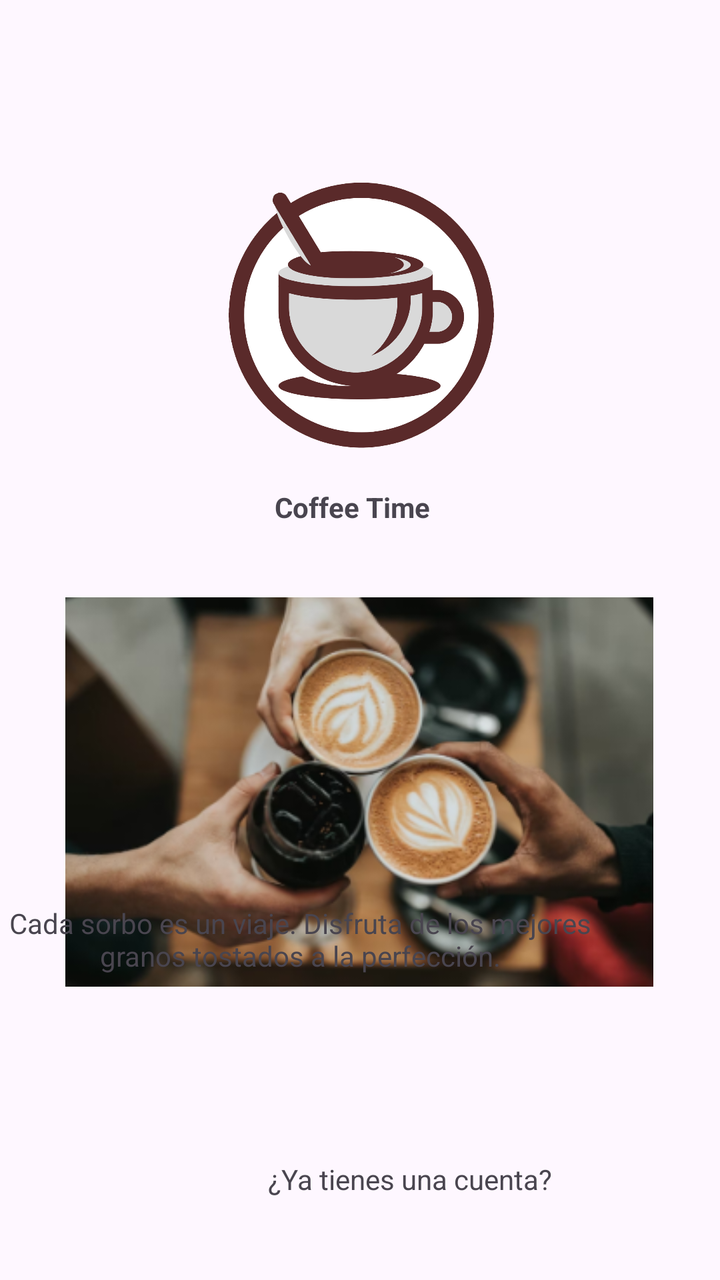
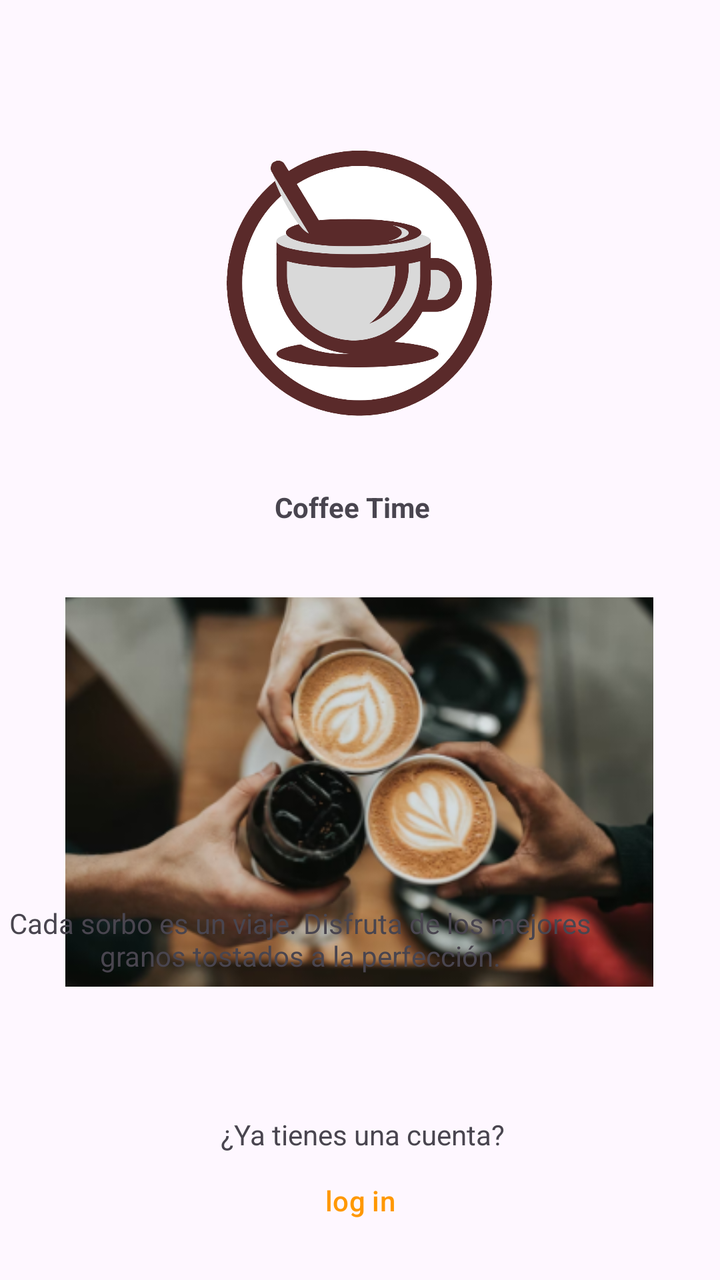

Before-and-after screenshots of an Android layout around one commit, followed by the original layout XML and the change that was made.
<!-- AndroidManifest.xml: application theme Theme.Cafeteria -->
<!-- res/layout/activity_main.xml -->
<?xml version="1.0" encoding="utf-8"?>
<androidx.constraintlayout.widget.ConstraintLayout xmlns:android="http://schemas.android.com/apk/res/android"
    xmlns:app="http://schemas.android.com/apk/res-auto"
    xmlns:tools="http://schemas.android.com/tools"
    android:id="@+id/main"
    android:layout_width="match_parent"
    android:layout_height="match_parent"
    tools:context=".MainActivity">


    <ImageView
        android:id="@+id/imageView"
        android:layout_width="266dp"
        android:layout_height="268dp"
        android:layout_marginStart="130dp"
        android:layout_marginTop="32dp"
        android:layout_marginEnd="131dp"
        android:src="@drawable/logo_coffe"
        app:layout_constraintEnd_toEndOf="parent"
        app:layout_constraintHorizontal_bias="0.495"
        app:layout_constraintStart_toStartOf="parent"
        app:layout_constraintTop_toTopOf="parent" />

    <ImageView
        android:id="@+id/imgLogo2"
        android:layout_width="294dp"
        android:layout_height="200dp"
        android:layout_marginTop="296dp"
        android:src="@drawable/tres_tazas"
        app:layout_constraintEnd_toEndOf="parent"
        app:layout_constraintHorizontal_bias="0.495"
        app:layout_constraintStart_toStartOf="parent"
        app:layout_constraintTop_toTopOf="parent" />

    <TextView
        android:id="@+id/textView2"
        android:layout_width="86dp"
        android:layout_height="19dp"
        android:layout_marginStart="32dp"
        android:layout_marginTop="244dp"
        android:layout_marginEnd="24dp"
        android:text="Coffee Time"
        android:textStyle="bold"
        app:layout_constraintEnd_toEndOf="parent"
        app:layout_constraintHorizontal_bias="0.483"
        app:layout_constraintStart_toStartOf="parent"
        app:layout_constraintTop_toTopOf="parent" />

    <TextView
        android:id="@+id/textView3"
        android:layout_width="296dp"
        android:layout_height="57dp"
        android:layout_marginStart="53dp"
        android:layout_marginTop="7dp"
        android:layout_marginEnd="62dp"
        android:gravity="center"
        android:text="Cada sorbo es un viaje. Disfruta de los mejores     granos tostados a la perfección."
        app:layout_constraintBottom_toBottomOf="parent"
        app:layout_constraintEnd_toEndOf="parent"
        app:layout_constraintHorizontal_bias="1.0"
        app:layout_constraintStart_toStartOf="parent"
        app:layout_constraintTop_toTopOf="parent"
        app:layout_constraintVertical_bias="0.754" />

    <Button
        android:id="@+id/button"
        android:layout_width="270dp"
        android:layout_height="60dp"
        android:layout_marginStart="9dp"
        android:layout_marginTop="580dp"
        android:layout_marginBottom="91dp"
        android:text="Empezar"
        app:layout_constraintBottom_toBottomOf="parent"
        app:layout_constraintEnd_toEndOf="parent"
        app:layout_constraintHorizontal_bias="0.477"
        app:layout_constraintStart_toStartOf="parent"
        app:layout_constraintTop_toTopOf="parent"
        app:layout_constraintVertical_bias="0.0"
        android:backgroundTint="#FF9800"/>

    <TextView
        android:id="@+id/textView4"
        android:layout_width="142dp"
        android:layout_height="19dp"
        android:layout_marginStart="134dp"
        android:layout_marginTop="20dp"
        android:layout_marginEnd="135dp"
        android:layout_marginBottom="50dp"
        android:text="¿Ya tienes una cuenta?"
        app:layout_constraintBottom_toTopOf="@+id/button2"
        app:layout_constraintEnd_toEndOf="parent"
        app:layout_constraintHorizontal_bias="0.0"
        app:layout_constraintStart_toStartOf="parent"
        app:layout_constraintTop_toBottomOf="parent"
        app:layout_constraintVertical_bias="0.6" />

    <Button
        android:id="@+id/button2"
        android:layout_width="84dp"
        android:layout_height="41dp"
        android:layout_marginStart="162dp"
        android:layout_marginTop="10dp"
        android:layout_marginEnd="165dp"
        android:layout_marginBottom="20dp"
        android:background="@android:color/transparent"
        android:text="log in"
        android:textColor="#FF9800"
        app:layout_constraintBottom_toBottomOf="parent"
        app:layout_constraintEnd_toEndOf="parent"
        app:layout_constraintHorizontal_bias="1.0"
        app:layout_constraintStart_toStartOf="parent"
        app:layout_constraintTop_toBottomOf="@+id/textView4"
        app:layout_constraintVertical_bias="1.0" />

</androidx.constraintlayout.widget.ConstraintLayout>
<!-- resources referenced by this layout -->
<resources>
  <!-- drawable logo_coffe: png bitmap (drawable, 106600 bytes) -->
  <!-- drawable tres_tazas: png bitmap (drawable, 113190 bytes) -->
  <style name="Theme.Cafeteria" parent="Base.Theme.Cafeteria" />
  <style name="Base.Theme.Cafeteria" parent="Theme.Material3.DayNight.NoActionBar">
          
          
      </style>
</resources>

<!-- the commit's change to res/layout/activity_main.xml (unified diff, before → after) -->
@@ -13,11 +13,10 @@
         android:layout_width="266dp"
         android:layout_height="268dp"
         android:layout_marginStart="130dp"
-        android:layout_marginTop="32dp"
+        android:layout_marginTop="16dp"
         android:layout_marginEnd="131dp"
         android:src="@drawable/logo_coffe"
         app:layout_constraintEnd_toEndOf="parent"
-        app:layout_constraintHorizontal_bias="0.495"
         app:layout_constraintStart_toStartOf="parent"
         app:layout_constraintTop_toTopOf="parent" />
 
@@ -80,36 +79,30 @@
 
     <TextView
         android:id="@+id/textView4"
-        android:layout_width="142dp"
-        android:layout_height="19dp"
-        android:layout_marginStart="134dp"
-        android:layout_marginTop="20dp"
-        android:layout_marginEnd="135dp"
+        android:layout_width="184dp"
+        android:layout_height="24dp"
         android:layout_marginBottom="50dp"
+        android:gravity="center"
         android:text="¿Ya tienes una cuenta?"
-        app:layout_constraintBottom_toTopOf="@+id/button2"
+        app:layout_constraintBottom_toBottomOf="parent"
         app:layout_constraintEnd_toEndOf="parent"
-        app:layout_constraintHorizontal_bias="0.0"
+        app:layout_constraintHorizontal_bias="0.505"
         app:layout_constraintStart_toStartOf="parent"
-        app:layout_constraintTop_toBottomOf="parent"
-        app:layout_constraintVertical_bias="0.6" />
+        app:layout_constraintTop_toTopOf="parent"
+        app:layout_constraintVertical_bias="0.981" />
 
     <Button
         android:id="@+id/button2"
-        android:layout_width="84dp"
-        android:layout_height="41dp"
-        android:layout_marginStart="162dp"
+        android:layout_width="151dp"
+        android:layout_height="38dp"
         android:layout_marginTop="10dp"
-        android:layout_marginEnd="165dp"
-        android:layout_marginBottom="20dp"
         android:background="@android:color/transparent"
         android:text="log in"
         android:textColor="#FF9800"
         app:layout_constraintBottom_toBottomOf="parent"
         app:layout_constraintEnd_toEndOf="parent"
-        app:layout_constraintHorizontal_bias="1.0"
         app:layout_constraintStart_toStartOf="parent"
-        app:layout_constraintTop_toBottomOf="@+id/textView4"
-        app:layout_constraintVertical_bias="1.0" />
+        app:layout_constraintTop_toTopOf="parent"
+        app:layout_constraintVertical_bias="0.964" />
 
 </androidx.constraintlayout.widget.ConstraintLayout>
